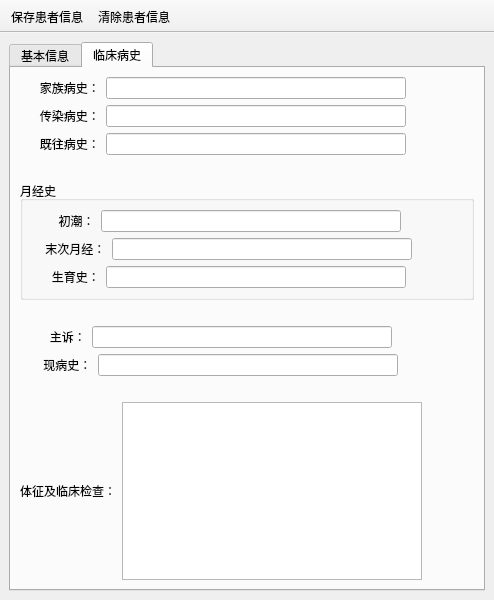
Qt form tabregister/patientinfo.ui (YYC572652645/PatholoSystem) before a commit.
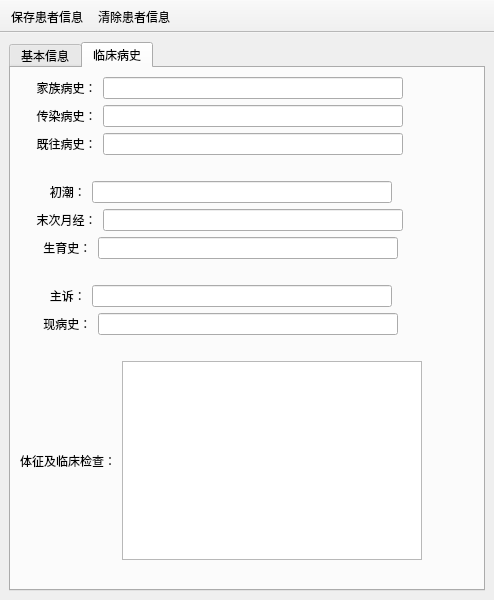
The same form after that commit. The open tabs and pages were chosen to show the change. Icons and pictures are not drawn.

What changed in the file:
```diff
--- a/tabregister/patientinfo.ui
+++ b/tabregister/patientinfo.ui
@@ -1083,7 +1083,7 @@
             <item>
              <widget class="QLabel" name="label_25">
               <property name="text">
-               <string>      家族病史：</string>
+               <string>     家族病史：</string>
               </property>
              </widget>
             </item>
@@ -1117,7 +1117,7 @@
             <item>
              <widget class="QLabel" name="label_26">
               <property name="text">
-               <string>      传染病史：</string>
+               <string>     传染病史：</string>
               </property>
              </widget>
             </item>
@@ -1151,7 +1151,7 @@
             <item>
              <widget class="QLabel" name="label_27">
               <property name="text">
-               <string>      既往病史：</string>
+               <string>     既往病史：</string>
               </property>
              </widget>
             </item>
@@ -1181,7 +1181,7 @@
            </layout>
           </item>
           <item>
-           <spacer name="horizontalSpacer_32">
+           <spacer name="horizontalSpacer_41">
             <property name="orientation">
              <enum>Qt::Horizontal</enum>
             </property>
@@ -1193,15 +1193,6 @@
             </property>
            </spacer>
           </item>
-          <item>
-           <widget class="QGroupBox" name="groupBox">
-            <property name="styleSheet">
-             <string notr="true"/>
-            </property>
-            <property name="title">
-             <string>月经史</string>
-            </property>
-            <layout class="QVBoxLayout" name="verticalLayout_5">
              <item>
               <layout class="QVBoxLayout" name="verticalLayout_4">
                <item>
@@ -1209,7 +1200,7 @@
                  <item>
                   <widget class="QLabel" name="label_32">
                    <property name="text">
-                    <string>        初潮：</string>
+                 <string>         初潮：</string>
                    </property>
                   </widget>
                  </item>
@@ -1243,7 +1234,7 @@
                  <item>
                   <widget class="QLabel" name="label_33">
                    <property name="text">
-                    <string>    末次月经：</string>
+                 <string>     末次月经：</string>
                    </property>
                   </widget>
                  </item>
@@ -1277,7 +1268,7 @@
                  <item>
                   <widget class="QLabel" name="label_34">
                    <property name="text">
-                    <string>      生育史：</string>
+                 <string>       生育史：</string>
                    </property>
                   </widget>
                  </item>
@@ -1308,8 +1299,8 @@
                </item>
               </layout>
              </item>
-            </layout>
-           </widget>
+          <item>
+           <layout class="QHBoxLayout" name="horizontalLayout_21"/>
           </item>
           <item>
            <spacer name="horizontalSpacer_35">
@@ -1441,6 +1432,19 @@
           </item>
          </layout>
         </item>
+        <item>
+         <spacer name="horizontalSpacer_32">
+          <property name="orientation">
+           <enum>Qt::Horizontal</enum>
+          </property>
+          <property name="sizeHint" stdset="0">
+           <size>
+            <width>451</width>
+            <height>20</height>
+           </size>
+          </property>
+         </spacer>
+        </item>
        </layout>
       </widget>
      </widget>
```
Left out of the diff: 2 changed lines with no effect on the pictures. Lines whose indentation alone changed are shown as unchanged.
